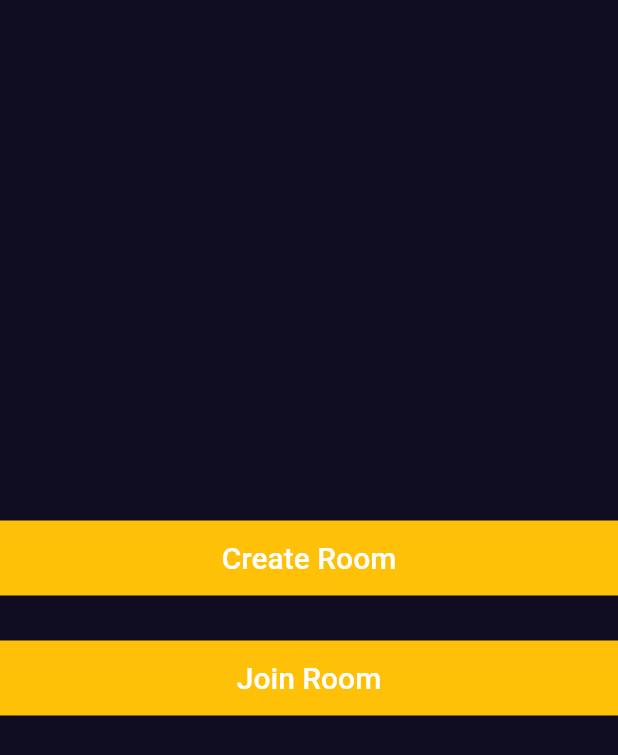
After one commit to Thiruvikraman1998/Multiplayer_tictactoe_game, a Flutter app: the screen it shows after launch, on a phone screen of 412 x 824 dp. The commit adds this screen. Shown: the top 755 px of the screen. Run offline on Flutter 3.47's test engine with Material 2 defaults, Android fonts, the phone set to English and light mode, and no system bars.

Commit message:
responsive button sizes

```diff
--- /dev/null
+++ b/tictactoe_game/lib/responsive/responsive.dart
@@ -0,0 +1,14 @@
+import 'package:flutter/material.dart';
+
+class Responsive extends StatelessWidget {
+  final Widget child;
+  const Responsive({super.key, required this.child});
+
+  @override
+  Widget build(BuildContext context) {
+    return Center(
+      child: ConstrainedBox(
+          constraints: const BoxConstraints(maxWidth: 500), child: child),
+    );
+  }
+}
--- a/tictactoe_game/lib/screens/main_menu_screen.dart
+++ b/tictactoe_game/lib/screens/main_menu_screen.dart
@@ -1,4 +1,5 @@
 import 'package:flutter/material.dart';
+import 'package:tictactoe_game/responsive/responsive.dart';
 import 'package:tictactoe_game/widgets/buttons/main_menu_buttons.dart';
 
 class MainMenu extends StatelessWidget {
@@ -7,7 +8,7 @@ class MainMenu extends StatelessWidget {
   @override
   Widget build(BuildContext context) {
     return Scaffold(
-      body: Center(
+      body: Responsive(
         child: Column(
           mainAxisAlignment: MainAxisAlignment.center,
           children: [
```
